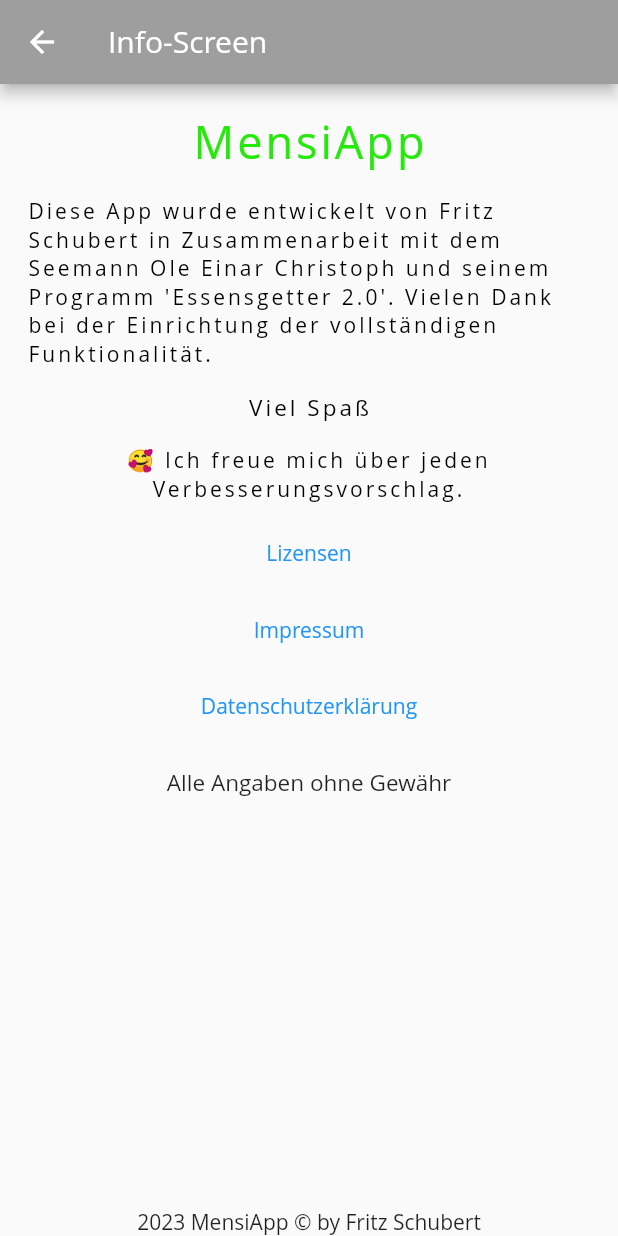
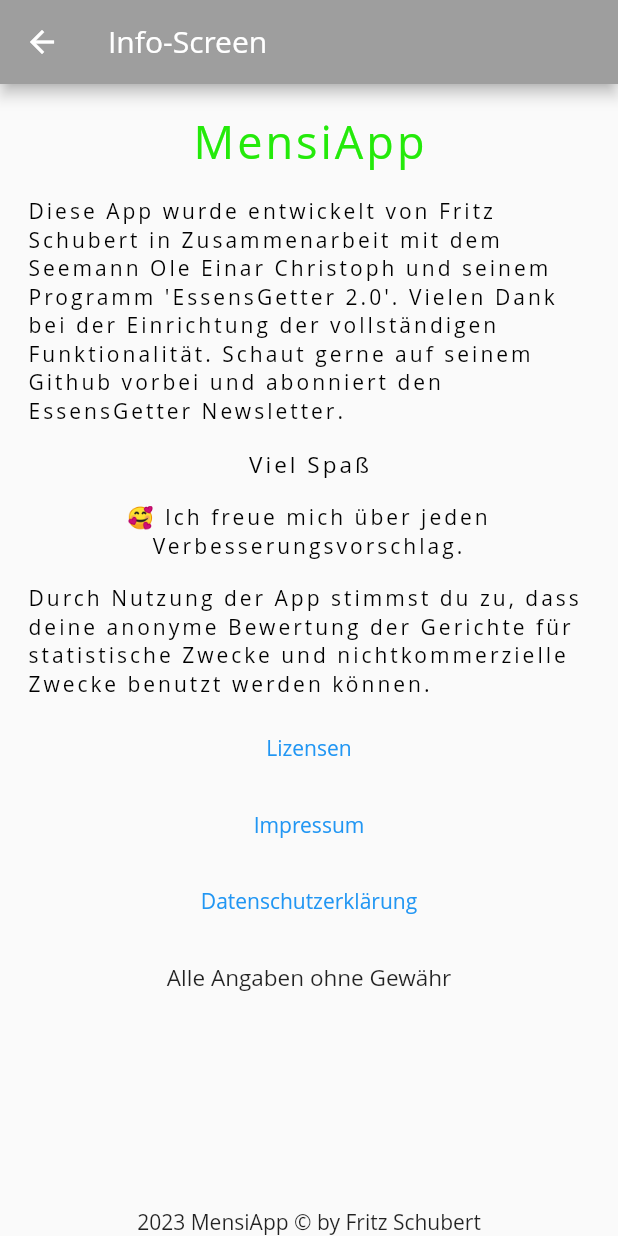
Before and after one commit to whosFritz/MensiMates, a Flutter app: the AboutPage screen opened by its route, on a phone screen of 412 x 824 dp. Run offline on Flutter 3.47's test engine with Material 2 defaults, Android fonts, the phone set to English and light mode, and no system bars; our stand-ins replace flutter_rating_bar, shared_preferences; accounts and stored records are empty; Roboto replaces fonts that are missing (Open Sans).

Commit message:
changed appname, impressum & datenschutz etc

```diff
--- a/essensgetterapp/lib/aboutpage_widget.dart
+++ b/essensgetterapp/lib/aboutpage_widget.dart
@@ -64,7 +64,7 @@ class _AboutPageState extends State<AboutPage> {
                                     Padding(
                                       padding: const EdgeInsets.all(8.0),
                                       child: Text(
-                                        "Diese App wurde entwickelt von Fritz Schubert in Zusammenarbeit mit dem Seemann Ole Einar Christoph und seinem Programm 'Essensgetter 2.0'. Vielen Dank bei der Einrichtung der vollständigen Funktionalität.",
+                                        "Diese App wurde entwickelt von Fritz Schubert in Zusammenarbeit mit dem Seemann Ole Einar Christoph und seinem Programm 'EssensGetter 2.0'. Vielen Dank bei der Einrichtung der vollständigen Funktionalität. Schaut gerne auf seinem Github vorbei und abonniert den EssensGetter Newsletter.",
                                         style: Theme.of(context)
                                             .textTheme
                                             .bodyLarge
@@ -108,6 +108,23 @@ class _AboutPageState extends State<AboutPage> {
                                               letterSpacing: 2,
                                             ),
                                         textAlign: TextAlign.center,
+                                      ),
+                                    ),
+                                    Padding(
+                                      padding: const EdgeInsets.all(8.0),
+                                      child: Text(
+                                        "Durch Nutzung der App stimmst du zu, dass deine anonyme Bewertung der Gerichte für statistische Zwecke und nichtkommerzielle Zwecke benutzt werden können.",
+                                        style: Theme.of(context)
+                                            .textTheme
+                                            .bodyLarge
+                                            ?.copyWith(
+                                              fontFamily: "Open Sans",
+                                              color: const Color.fromARGB(
+                                                  255, 0, 0, 0),
+                                              fontSize: 14,
+                                              letterSpacing: 2,
+                                            ),
+                                        textAlign: TextAlign.left,
                                       ),
                                     ),
                                     TextButton(
```
Also changed, not shown: 7 other files.
